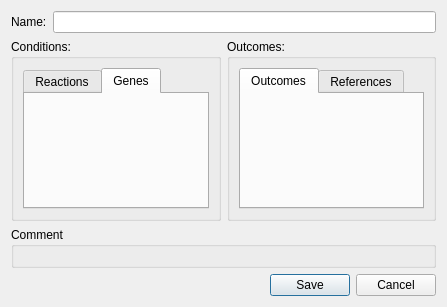
Old version of the form GEMEditor/model/edit/ui/src/EditTestDialog.ui in the repository JuBra/GEMEditor.
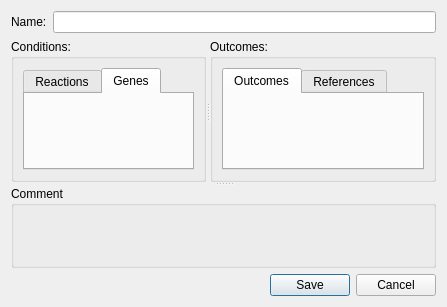
New version of the form. The open tabs and pages were chosen to show the change. Custom widgets are drawn as their Qt base class.

Commit message: Implement splitters for adjusting the layout

What changed in the file:
```diff
--- a/GEMEditor/model/edit/ui/src/EditTestDialog.ui
+++ b/GEMEditor/model/edit/ui/src/EditTestDialog.ui
@@ -29,8 +29,14 @@
     </layout>
    </item>
    <item>
-    <layout class="QHBoxLayout" name="horizontalLayout_3">
-     <item>
+    <widget class="QSplitter" name="splitter_horizontal">
+     <property name="orientation">
+      <enum>Qt::Vertical</enum>
+     </property>
+     <widget class="QSplitter" name="splitter_vertical">
+      <property name="orientation">
+       <enum>Qt::Horizontal</enum>
+      </property>
       <widget class="QGroupBox" name="groupBox">
        <property name="title">
         <string>Conditions:</string>
@@ -55,8 +61,6 @@
         </item>
        </layout>
       </widget>
-     </item>
-     <item>
       <widget class="QGroupBox" name="groupBox_2">
        <property name="title">
         <string>Outcomes:</string>
@@ -81,10 +85,7 @@
         </item>
        </layout>
       </widget>
-     </item>
-    </layout>
-   </item>
-   <item>
+     </widget>
     <widget class="QGroupBox" name="groupBox_3">
      <property name="title">
       <string>Comment</string>
@@ -94,6 +95,7 @@
        <widget class="CommentDisplayWidget" name="commentWidget" native="true"/>
       </item>
      </layout>
+     </widget>
     </widget>
    </item>
    <item>
```
Left out of the diff: 4 changed lines with no effect on the pictures. Lines whose indentation alone changed are shown as unchanged. The commit also changes 2 other files.
